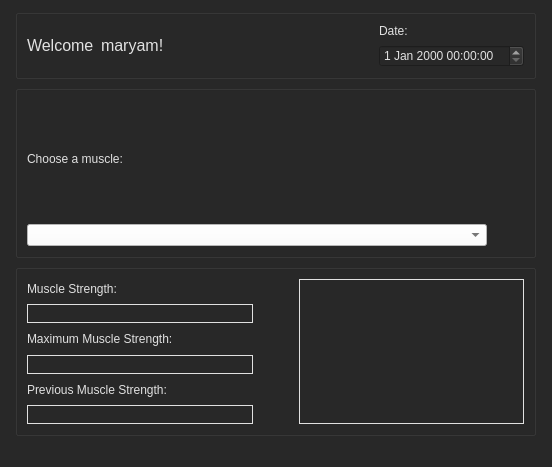
tahaaa22/MuscleMetric-Pro, file info_window.ui: the form before one commit.
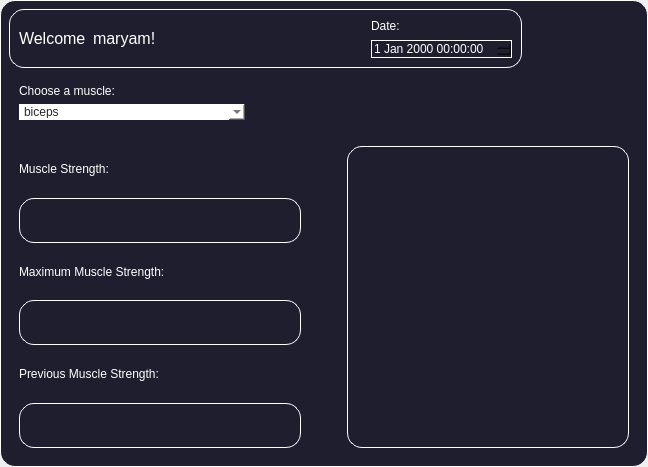
The form after the commit.

Diff of the .ui file:
```diff
--- a/info_window.ui
+++ b/info_window.ui
@@ -6,17 +6,13 @@
    <rect>
     <x>0</x>
     <y>0</y>
-    <width>552</width>
+    <width>648</width>
     <height>467</height>
    </rect>
   </property>
   <property name="windowTitle">
    <string>MainWindow</string>
   </property>
-  <property name="styleSheet">
-   <string notr="true">background-color: rgb(40, 40, 40);
-color: rgb(225,225,225)</string>
-  </property>
   <widget class="QWidget" name="centralwidget">
    <property name="palette">
     <palette>
@@ -24,54 +20,54 @@
       <colorrole role="WindowText">
        <brush brushstyle="SolidPattern">
         <color alpha="255">
-         <red>225</red>
-         <green>225</green>
-         <blue>225</blue>
+         <red>255</red>
+         <green>255</green>
+         <blue>255</blue>
         </color>
        </brush>
       </colorrole>
       <colorrole role="Button">
        <brush brushstyle="SolidPattern">
         <color alpha="255">
-         <red>40</red>
-         <green>40</green>
-         <blue>40</blue>
+         <red>30</red>
+         <green>30</green>
+         <blue>47</blue>
         </color>
        </brush>
       </colorrole>
       <colorrole role="Text">
        <brush brushstyle="SolidPattern">
         <color alpha="255">
-         <red>225</red>
-         <green>225</green>
-         <blue>225</blue>
+         <red>255</red>
+         <green>255</green>
+         <blue>255</blue>
         </color>
        </brush>
       </colorrole>
       <colorrole role="ButtonText">
        <brush brushstyle="SolidPattern">
         <color alpha="255">
-         <red>225</red>
-         <green>225</green>
-         <blue>225</blue>
+         <red>255</red>
+         <green>255</green>
+         <blue>255</blue>
         </color>
        </brush>
       </colorrole>
       <colorrole role="Base">
        <brush brushstyle="SolidPattern">
         <color alpha="255">
-         <red>40</red>
-         <green>40</green>
-         <blue>40</blue>
+         <red>30</red>
+         <green>30</green>
+         <blue>47</blue>
         </color>
        </brush>
       </colorrole>
       <colorrole role="Window">
        <brush brushstyle="SolidPattern">
         <color alpha="255">
-         <red>40</red>
-         <green>40</green>
-         <blue>40</blue>
+         <red>30</red>
+         <green>30</green>
+         <blue>47</blue>
         </color>
        </brush>
       </colorrole>
@@ -89,54 +85,54 @@
       <colorrole role="WindowText">
        <brush brushstyle="SolidPattern">
         <color alpha="255">
-         <red>225</red>
-         <green>225</green>
-         <blue>225</blue>
+         <red>255</red>
+         <green>255</green>
+         <blue>255</blue>
         </color>
        </brush>
       </colorrole>
       <colorrole role="Button">
        <brush brushstyle="SolidPattern">
         <color alpha="255">
-         <red>40</red>
-         <green>40</green>
-         <blue>40</blue>
+         <red>30</red>
+         <green>30</green>
+         <blue>47</blue>
         </color>
        </brush>
       </colorrole>
       <colorrole role="Text">
        <brush brushstyle="SolidPattern">
         <color alpha="255">
-         <red>225</red>
-         <green>225</green>
-         <blue>225</blue>
+         <red>255</red>
+         <green>255</green>
+         <blue>255</blue>
         </color>
        </brush>
       </colorrole>
       <colorrole role="ButtonText">
        <brush brushstyle="SolidPattern">
         <color alpha="255">
-         <red>225</red>
-         <green>225</green>
-         <blue>225</blue>
+         <red>255</red>
+         <green>255</green>
+         <blue>255</blue>
         </color>
        </brush>
       </colorrole>
       <colorrole role="Base">
        <brush brushstyle="SolidPattern">
         <color alpha="255">
-         <red>40</red>
-         <green>40</green>
-         <blue>40</blue>
+         <red>30</red>
+         <green>30</green>
+         <blue>47</blue>
         </color>
        </brush>
       </colorrole>
       <colorrole role="Window">
        <brush brushstyle="SolidPattern">
         <color alpha="255">
-         <red>40</red>
-         <green>40</green>
-         <blue>40</blue>
+         <red>30</red>
+         <green>30</green>
+         <blue>47</blue>
         </color>
        </brush>
       </colorrole>
@@ -154,54 +150,54 @@
       <colorrole role="WindowText">
        <brush brushstyle="SolidPattern">
         <color alpha="255">
-         <red>225</red>
-         <green>225</green>
-         <blue>225</blue>
+         <red>255</red>
+         <green>255</green>
+         <blue>255</blue>
         </color>
        </brush>
       </colorrole>
       <colorrole role="Button">
        <brush brushstyle="SolidPattern">
         <color alpha="255">
-         <red>40</red>
-         <green>40</green>
-         <blue>40</blue>
+         <red>30</red>
+         <green>30</green>
+         <blue>47</blue>
         </color>
        </brush>
       </colorrole>
       <colorrole role="Text">
        <brush brushstyle="SolidPattern">
         <color alpha="255">
-         <red>225</red>
-         <green>225</green>
-         <blue>225</blue>
+         <red>255</red>
+         <green>255</green>
+         <blue>255</blue>
         </color>
        </brush>
       </colorrole>
       <colorrole role="ButtonText">
        <brush brushstyle="SolidPattern">
         <color alpha="255">
-         <red>225</red>
-         <green>225</green>
-         <blue>225</blue>
+         <red>255</red>
+         <green>255</green>
+         <blue>255</blue>
         </color>
        </brush>
       </colorrole>
       <colorrole role="Base">
        <brush brushstyle="SolidPattern">
         <color alpha="255">
-         <red>40</red>
-         <green>40</green>
-         <blue>40</blue>
+         <red>30</red>
+         <green>30</green>
+         <blue>47</blue>
         </color>
        </brush>
       </colorrole>
       <colorrole role="Window">
        <brush brushstyle="SolidPattern">
         <color alpha="255">
-         <red>40</red>
-         <green>40</green>
-         <blue>40</blue>
+         <red>30</red>
+         <green>30</green>
+         <blue>47</blue>
         </color>
        </brush>
       </colorrole>
@@ -217,11 +213,19 @@
      </disabled>
     </palette>
    </property>
-   <layout class="QGridLayout" name="gridLayout_3">
+   <property name="styleSheet">
+    <string notr="true">background-color: #1e1e2f;
+border: 1.2px solid #ffffff;
+border-style: outset;
+border-radius: 15px;
+color:#ffffff;
+</string>
+   </property>
+   <layout class="QGridLayout" name="gridLayout">
     <item row="0" column="0">
-     <layout class="QGridLayout" name="gridLayout_2">
-      <item row="0" column="0">
-       <widget class="QGroupBox" name="">
+     <layout class="QVBoxLayout" name="verticalLayout">
+      <item>
+       <widget class="QGroupBox" name="welcomebox">
         <property name="sizePolicy">
          <sizepolicy hsizetype="Preferred" vsizetype="Fixed">
           <horstretch>0</horstretch>
@@ -230,7 +234,7 @@
         </property>
         <property name="minimumSize">
          <size>
-          <width>0</width>
+          <width>500</width>
           <height>131</height>
          </size>
         </property>
@@ -254,6 +258,9 @@
              <pointsize>12</pointsize>
             </font>
            </property>
+           <property name="styleSheet">
+            <string notr="true">border:none;</string>
+           </property>
            <property name="text">
             <string>Welcome</string>
            </property>
@@ -266,6 +273,9 @@
              <pointsize>12</pointsize>
             </font>
            </property>
+           <property name="styleSheet">
+            <string notr="true">border:none;</string>
+           </property>
            <property name="text">
             <string>maryam!                                               </string>
            </property>
@@ -275,6 +285,9 @@
           <layout class="QVBoxLayout" name="date_verticalLayout">
            <item>
             <widget class="QLabel" name="date_label">
+             <property name="styleSheet">
+              <string notr="true">border:none;</string>
+             </property>
              <property name="text">
               <string>Date:</string>
              </property>
@@ -288,8 +301,8 @@
         </layout>
        </widget>
       </item>
-      <item row="1" column="0">
-       <widget class="QGroupBox" name="">
+      <item>
+       <widget class="QGroupBox" name="musclebox">
         <property name="sizePolicy">
          <sizepolicy hsizetype="Preferred" vsizetype="Fixed">
           <horstretch>0</horstretch>
@@ -299,9 +312,12 @@
         <property name="maximumSize">
          <size>
           <width>16777215</width>
-          <height>200</height>
+          <height>16777215</height>
          </size>
         </property>
+        <property name="styleSheet">
+         <string notr="true">border:none;</string>
+        </property>
         <layout class="QHBoxLayout" name="horizontalLayout_3">
          <property name="sizeConstraint">
           <enum>QLayout::SetMinimumSize</enum>
@@ -316,18 +332,18 @@
                 <colorrole role="WindowText">
                  <brush brushstyle="SolidPattern">
                   <color alpha="255">
-                   <red>225</red>
-                   <green>225</green>
-                   <blue>225</blue>
+                   <red>255</red>
+                   <green>255</green>
+                   <blue>255</blue>
                   </color>
                  </brush>
                 </colorrole>
                 <colorrole role="Button">
                  <brush brushstyle="SolidPattern">
                   <color alpha="255">
-                   <red>40</red>
-                   <green>40</green>
-                   <blue>40</blue>
+                   <red>30</red>
+                   <green>30</green>
+                   <blue>47</blue>
                   </color>
                  </brush>
                 </colorrole>
@@ -370,9 +386,9 @@
                 <colorrole role="Text">
                  <brush brushstyle="SolidPattern">
                   <color alpha="255">
-                   <red>225</red>
-                   <green>225</green>
-                   <blue>225</blue>
+                   <red>255</red>
+                   <green>255</green>
+                   <blue>255</blue>
                   </color>
                  </brush>
                 </colorrole>
@@ -388,27 +404,27 @@
                 <colorrole role="ButtonText">
                  <brush brushstyle="SolidPattern">
                   <color alpha="255">
-                   <red>225</red>
-                   <green>225</green>
-                   <blue>225</blue>
+                   <red>255</red>
+                   <green>255</green>
+                   <blue>255</blue>
                   </color>
                  </brush>
                 </colorrole>
                 <colorrole role="Base">
                  <brush brushstyle="SolidPattern">
                   <color alpha="255">
-                   <red>40</red>
-                   <green>40</green>
-                   <blue>40</blue>
+                   <red>30</red>
+                   <green>30</green>
+                   <blue>47</blue>
                   </color>
                  </brush>
                 </colorrole>
                 <colorrole role="Window">
                  <brush brushstyle="SolidPattern">
                   <color alpha="255">
-                   <red>40</red>
-                   <green>40</green>
-                   <blue>40</blue>
+                   <red>30</red>
+                   <green>30</green>
+                   <blue>47</blue>
                   </color>
                  </brush>
                 </colorrole>
@@ -462,18 +478,18 @@
                 <colorrole role="WindowText">
                  <brush brushstyle="SolidPattern">
                   <color alpha="255">
-                   <red>225</red>
-                   <green>225</green>
-                   <blue>225</blue>
+                   <red>255</red>
+                   <green>255</green>
+                   <blue>255</blue>
                   </color>
                  </brush>
                 </colorrole>
                 <colorrole role="Button">
                  <brush brushstyle="SolidPattern">
                   <color alpha="255">
-                   <red>40</red>
-                   <green>40</green>
-                   <blue>40</blue>
+                   <red>30</red>
+                   <green>30</green>
+                   <blue>47</blue>
                   </color>
                  </brush>
                 </colorrole>
@@ -516,9 +532,9 @@
                 <colorrole role="Text">
                  <brush brushstyle="SolidPattern">
                   <color alpha="255">
-                   <red>225</red>
-                   <green>225</green>
-                   <blue>225</blue>
+                   <red>255</red>
+                   <green>255</green>
+                   <blue>255</blue>
                   </color>
                  </brush>
                 </colorrole>
@@ -534,27 +550,27 @@
                 <colorrole role="ButtonText">
                  <brush brushstyle="SolidPattern">
                   <color alpha="255">
-                   <red>225</red>
-                   <green>225</green>
-                   <blue>225</blue>
+                   <red>255</red>
+                   <green>255</green>
+                   <blue>255</blue>
                   </color>
                  </brush>
                 </colorrole>
                 <colorrole role="Base">
                  <brush brushstyle="SolidPattern">
                   <color alpha="255">
-                   <red>40</red>
-                   <green>40</green>
-                   <blue>40</blue>
+                   <red>30</red>
+                   <green>30</green>
+                   <blue>47</blue>
                   </color>
                  </brush>
                 </colorrole>
                 <colorrole role="Window">
                  <brush brushstyle="SolidPattern">
                   <color alpha="255">
-                   <red>40</red>
-                   <green>40</green>
-                   <blue>40</blue>
+                   <red>30</red>
+                   <green>30</green>
+                   <blue>47</blue>
                   </color>
                  </brush>
                 </colorrole>
@@ -608,18 +624,18 @@
                 <colorrole role="WindowText">
                  <brush brushstyle="SolidPattern">
                   <color alpha="255">
-                   <red>225</red>
-                   <green>225</green>
-                   <blue>225</blue>
+                   <red>255</red>
+                   <green>255</green>
+                   <blue>255</blue>
                   </color>
                  </brush>
                 </colorrole>
                 <colorrole role="Button">
                  <brush brushstyle="SolidPattern">
                   <color alpha="255">
-                   <red>40</red>
-                   <green>40</green>
-                   <blue>40</blue>
+                   <red>30</red>
+                   <green>30</green>
+                   <blue>47</blue>
                   </color>
                  </brush>
                 </colorrole>
@@ -662,9 +678,9 @@
                 <colorrole role="Text">
                  <brush brushstyle="SolidPattern">
                   <color alpha="255">
-                   <red>225</red>
-                   <green>225</green>
-                   <blue>225</blue>
+                   <red>255</red>
+                   <green>255</green>
+                   <blue>255</blue>
                   </color>
                  </brush>
                 </colorrole>
@@ -680,27 +696,27 @@
                 <colorrole role="ButtonText">
                  <brush brushstyle="SolidPattern">
                   <color alpha="255">
-                   <red>225</red>
-                   <green>225</green>
-                   <blue>225</blue>
+                   <red>255</red>
+                   <green>255</green>
+                   <blue>255</blue>
                   </color>
                  </brush>
                 </colorrole>
                 <colorrole role="Base">
                  <brush brushstyle="SolidPattern">
                   <color alpha="255">
-                   <red>40</red>
-                   <green>40</green>
-                   <blue>40</blue>
+                   <red>30</red>
+                   <green>30</green>
+                   <blue>47</blue>
                   </color>
                  </brush>
                 </colorrole>
                 <colorrole role="Window">
                  <brush brushstyle="SolidPattern">
                   <color alpha="255">
-                   <red>40</red>
-                   <green>40</green>
-                   <blue>40</blue>
+                   <red>30</red>
+                   <green>30</green>
+                   <blue>47</blue>
                   </color>
                  </brush>
                 </colorrole>
@@ -752,6 +768,9 @@
                </disabled>
               </palette>
              </property>
+             <property name="styleSheet">
+              <string notr="true">border:none;</string>
+             </property>
              <property name="text">
               <string>Choose a muscle:</string>
              </property>
@@ -765,6 +784,16 @@
                 <string notr="true">background-color: rgb(255, 255, 255);
 color: rgb(40,40,40);</string>
                </property>
+               <item>
+                <property name="text">
+                 <string>biceps</string>
+                </property>
+               </item>
+               <item>
+                <property name="text">
+                 <string>Calf</string>
+                </property>
+               </item>
               </widget>
              </item>
             </layout>
@@ -777,11 +806,11 @@
             <enum>Qt::Horizontal</enum>
            </property>
            <property name="sizeType">
-            <enum>QSizePolicy::Ignored</enum>
+            <enum>QSizePolicy::Fixed</enum>
            </property>
            <property name="sizeHint" stdset="0">
             <size>
-             <width>37</width>
+             <width>384</width>
              <height>17</height>
             </size>
            </property>
@@ -790,10 +819,11 @@
         </layout>
        </widget>
       </item>
-      <item row="2" column="0">
-       <layout class="QGridLayout" name="gridLayout">
-        <item row="0" column="0" rowspan="2">
-         <widget class="QGroupBox" name="">
+      <item>
+       <widget class="QGroupBox" name="databox">
+        <property name="styleSheet">
+         <string notr="true">border:none;</string>
+        </property>
           <layout class="QHBoxLayout" name="horizontalLayout">
            <property name="sizeConstraint">
             <enum>QLayout::SetNoConstraint</enum>
@@ -804,6 +834,9 @@
               <layout class="QVBoxLayout" name="muscle_strength_info_layout">
                <item>
                 <widget class="QLabel" name="muscle_strength_label">
+               <property name="styleSheet">
+                <string notr="true">border:none;</string>
+               </property>
                  <property name="text">
                   <string>Muscle Strength:</string>
                  </property>
@@ -811,6 +844,11 @@
                </item>
                <item>
                 <widget class="QLabel" name="muscle_strength_value_label">
+               <property name="styleSheet">
+                <string notr="true">border: 1.2px solid #ffffff;
+border-style: outset;
+border-radius: 15px;</string>
+               </property>
                  <property name="frameShape">
                   <enum>QFrame::Box</enum>
                  </property>
@@ -825,6 +863,9 @@
               <layout class="QVBoxLayout" name="maximum_muscle_strength_info_layout">
                <item>
                 <widget class="QLabel" name="maximum_muscle_strength_label">
+               <property name="styleSheet">
+                <string notr="true">border:none;</string>
+               </property>
                  <property name="text">
                   <string>Maximum Muscle Strength:</string>
                  </property>
@@ -832,6 +873,11 @@
                </item>
                <item>
                 <widget class="QLabel" name="maximum_muscle_strength_value_label">
+               <property name="styleSheet">
+                <string notr="true">border: 1.2px solid #ffffff;
+border-style: outset;
+border-radius: 15px;</string>
+               </property>
                  <property name="frameShape">
                   <enum>QFrame::Box</enum>
                  </property>
@@ -846,6 +892,9 @@
               <layout class="QVBoxLayout" name="previous_muscle_strength_info_layout">
                <item>
                 <widget class="QLabel" name="previous_muscle_strength_label">
+               <property name="styleSheet">
+                <string notr="true">border:none;</string>
+               </property>
                  <property name="text">
                   <string>Previous Muscle Strength:</string>
                  </property>
@@ -853,6 +902,11 @@
                </item>
                <item>
                 <widget class="QLabel" name="previous_muscle_strength_value_label">
+               <property name="styleSheet">
+                <string notr="true">border: 1.2px solid #ffffff;
+border-style: outset;
+border-radius: 15px;</string>
+               </property>
                  <property name="frameShape">
                   <enum>QFrame::Box</enum>
                  </property>
@@ -883,6 +937,11 @@
            </item>
            <item>
             <widget class="QLabel" name="image_label">
+           <property name="styleSheet">
+            <string notr="true">border: 1.2px solid #ffffff;
+border-style: outset;
+border-radius: 15px;</string>
+           </property>
              <property name="frameShape">
               <enum>QFrame::Box</enum>
              </property>
@@ -903,20 +962,7 @@
        </layout>
       </item>
      </layout>
-    </item>
-   </layout>
   </widget>
-  <widget class="QMenuBar" name="menubar">
-   <property name="geometry">
-    <rect>
-     <x>0</x>
-     <y>0</y>
-     <width>552</width>
-     <height>22</height>
-    </rect>
-   </property>
-  </widget>
-  <widget class="QStatusBar" name="statusbar"/>
  </widget>
  <resources/>
  <connections/>
```
Lines whose indentation alone changed are shown as unchanged.
